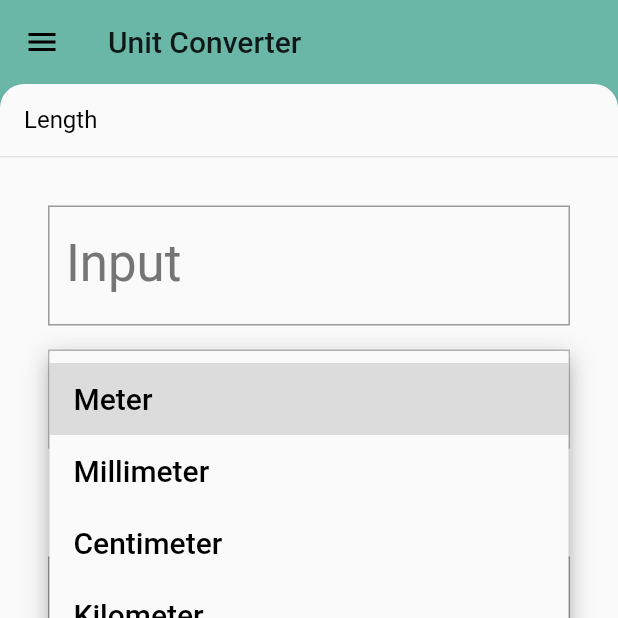
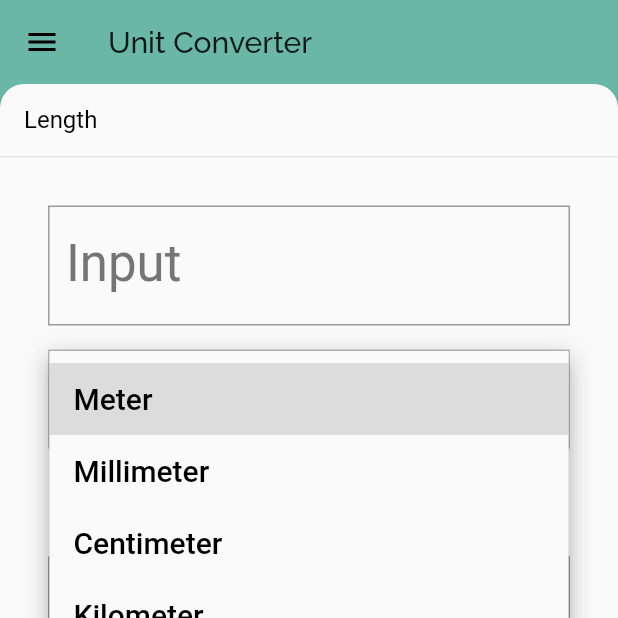
Before and after one commit to harshendrashah/Unit_Converter, a Flutter app: the screen it shows after launch, after a tap on "Meter", on a phone screen of 412 x 824 dp, the top half of it. Run offline on Flutter 3.47's test engine with Material 2 defaults, Android fonts, the phone set to English and light mode, and no system bars.

Commit message:
Added icons and fonts

```diff
--- a/lib/category.dart
+++ b/lib/category.dart
@@ -14,7 +14,7 @@ class Category {
   final String name;
   final ColorSwatch color;
   final List<Unit> units;
-  final IconData iconLocation;
+  final String iconLocation;
 
   /// Information about a [Category].
   ///
--- a/lib/category_route.dart
+++ b/lib/category_route.dart
@@ -36,7 +36,6 @@ class _CategoryRouteState extends State<CategoryRoute> {
   // `children` property, we call .toList() on it.
   // For more details, see https://github.com/dart-lang/sdk/issues/27755
   final _categories = <Category>[];
-
   static const _baseColors = <ColorSwatch>[
     ColorSwatch(0xFF6AB7A8, {
       'highlight': Color(0xFF6AB7A8),
@@ -72,9 +71,17 @@ class _CategoryRouteState extends State<CategoryRoute> {
       'error': Color(0xFF912D2D),
     }),
   ];
+  static const _icons = <String>[
+    'assets/icons/length.png',
+    'assets/icons/area.png',
+    'assets/icons/volume.png',
+    'assets/icons/mass.png',
+    'assets/icons/time.png',
+    'assets/icons/digital_storage.png',
+    'assets/icons/power.png',
+    'assets/icons/currency.png',
+  ];
 
-   //We use didChangeDependencies() so that we can
-   //wait for our JSON asset to be loaded in (async).
   @override
   Future<void> didChangeDependencies() async {
     super.didChangeDependencies();
@@ -105,7 +112,7 @@ class _CategoryRouteState extends State<CategoryRoute> {
         name: key,
         units: units,
         color: _baseColors[categoryIndex],
-        iconLocation: Icons.cake,
+        iconLocation: _icons[categoryIndex],
       );
       setState(() {
         if (categoryIndex == 0) {
--- a/lib/main.dart
+++ b/lib/main.dart
@@ -26,6 +26,7 @@ class UnitConverterApp extends StatelessWidget {
       debugShowCheckedModeBanner: false,
       title: 'Unit Converter',
       theme: ThemeData(
+        fontFamily: 'Raleway',
         textTheme: Theme.of(context).textTheme.apply(
           bodyColor: Colors.black,
           displayColor: Colors.grey[600],
```
Also changed, not shown: lib/category_tile.dart (+1 -29 lines), pubspec.yaml (+13 -13 lines), assets/fonts/Raleway-Regular.ttf (added), assets/icons/area.png (added), assets/icons/currency.png (added), assets/icons/digital_storage.png (added), assets/icons/length.png (added), assets/icons/mass.png (added), assets/icons/power.png (added), assets/icons/time.png (added), assets/icons/volume.png (added). Lines whose indentation alone changed are shown as unchanged.
